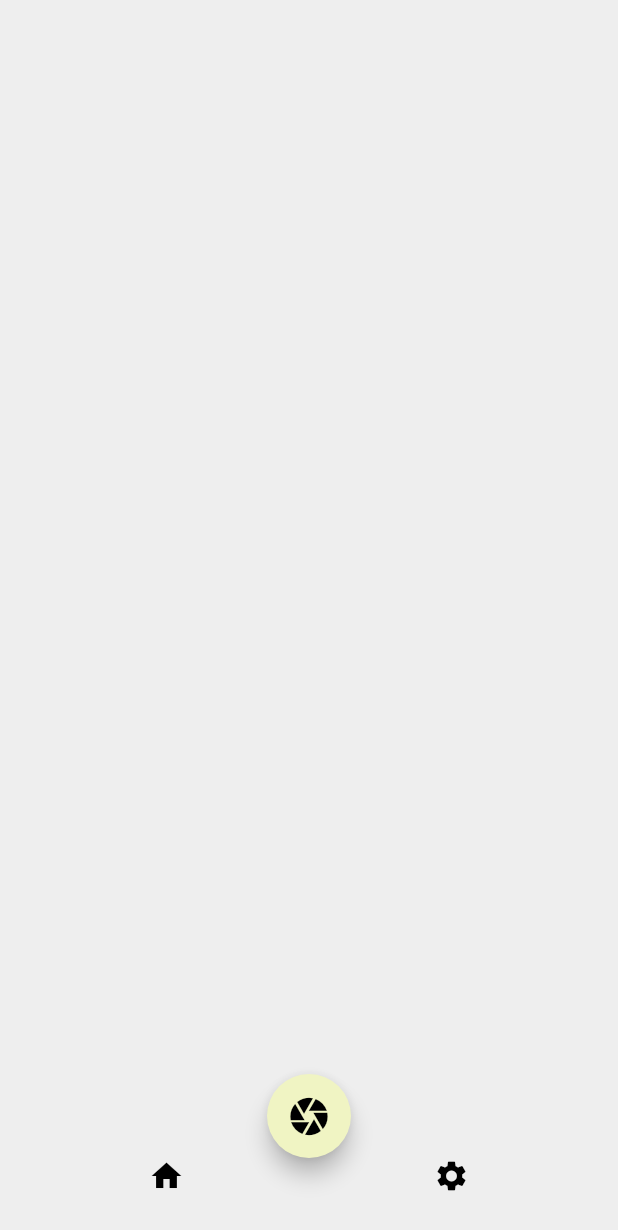
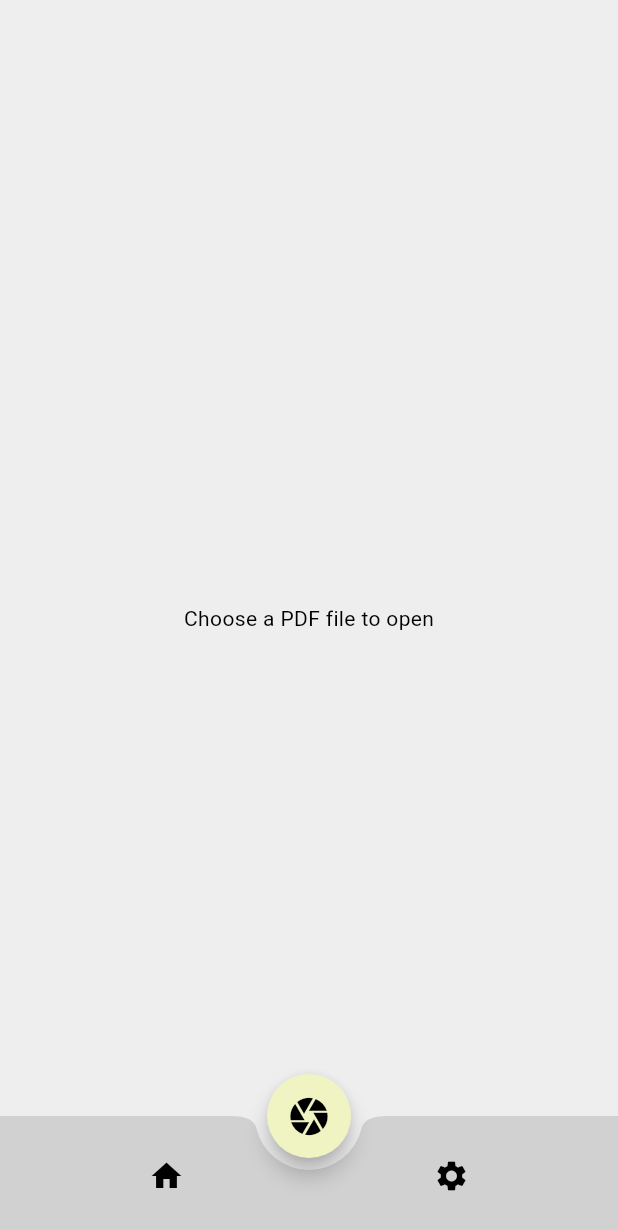
Before and after one commit to Gautamkalamkar/LegalLens, a Flutter app: the screen it shows after launch, after a tap on the "camera" icon, on a phone screen of 412 x 824 dp. Shown: the top 1230 px of the screen. Run offline on Flutter 3.47's test engine with Material 3 defaults, Android fonts, the phone set to English and light mode, and no system bars; our stand-ins replace animated_splash_screen, file_picker, page_transition; missing offline and left inert: flutter_pdfview.

Commit message:
Added the PDF functionality to the app

```diff
--- a/lib/pages/home_page.dart
+++ b/lib/pages/home_page.dart
@@ -1,4 +1,9 @@
+import 'dart:io';
+
+import 'package:file_picker/file_picker.dart';
+import 'package:flutter/foundation.dart';
 import 'package:flutter/material.dart';
+import 'package:flutter_pdfview/flutter_pdfview.dart';
 
 class HomePage extends StatefulWidget {
   const HomePage({super.key});
@@ -8,19 +13,31 @@ class HomePage extends StatefulWidget {
 }
 
 class _HomePageState extends State<HomePage> {
+  Uint8List? _pdfBytes;
+
   @override
   Widget build(BuildContext context) {
     return Scaffold(
       floatingActionButtonLocation: FloatingActionButtonLocation.centerDocked,
       floatingActionButton: FloatingActionButton(
         shape: CircleBorder(),
-        onPressed: () {},
+        onPressed: openFile,
         child: Icon(
           Icons.camera,
           size: 30.0,
         ),
       ),
+      body: Container(
+        child: _pdfBytes != null
+            ? PDFView(
+                pdfData: _pdfBytes,
+              )
+            : const Center(
+                child: Text('Choose a PDF file to open'),
+              ),
+      ),
       bottomNavigationBar: BottomAppBar(
+          color: Theme.of(context).focusColor,
           shape: CircularNotchedRectangle(),
           notchMargin: 8.0,
           child: Row(
@@ -30,6 +47,24 @@ class _HomePageState extends State<HomePage> {
               IconButton(onPressed: () {}, icon: Icon(Icons.settings))
             ],
           )),
+      extendBody: true,
     );
   }
+
+  Future<void> openFile() async {
+    FilePickerResult? filePickerResult = await FilePicker.platform
+        .pickFiles(type: FileType.custom, allowedExtensions: ['pdf']);
+
+    if (filePickerResult != null) {
+      if (kIsWeb) {
+        _pdfBytes = filePickerResult.files.single.bytes;
+      } else {
+        String? filePath = filePickerResult.files.single.path;
+        if (filePath != null) {
+          _pdfBytes = await File(filePath).readAsBytes();
+        }
+      }
+    }
+    setState(() {});
+  }
 }
--- a/pubspec.yaml
+++ b/pubspec.yaml
@@ -38,6 +38,8 @@ dependencies:
   animated_splash_screen: ^1.3.0
   page_transition: ^2.1.0
   flutter_launcher_icons: ^0.13.1
+  file_picker: ^8.1.2
+  flutter_pdfview: ^1.3.2
 
 dev_dependencies:
   flutter_test:
```
Also changed, not shown: pubspec.lock, 1 other file.
